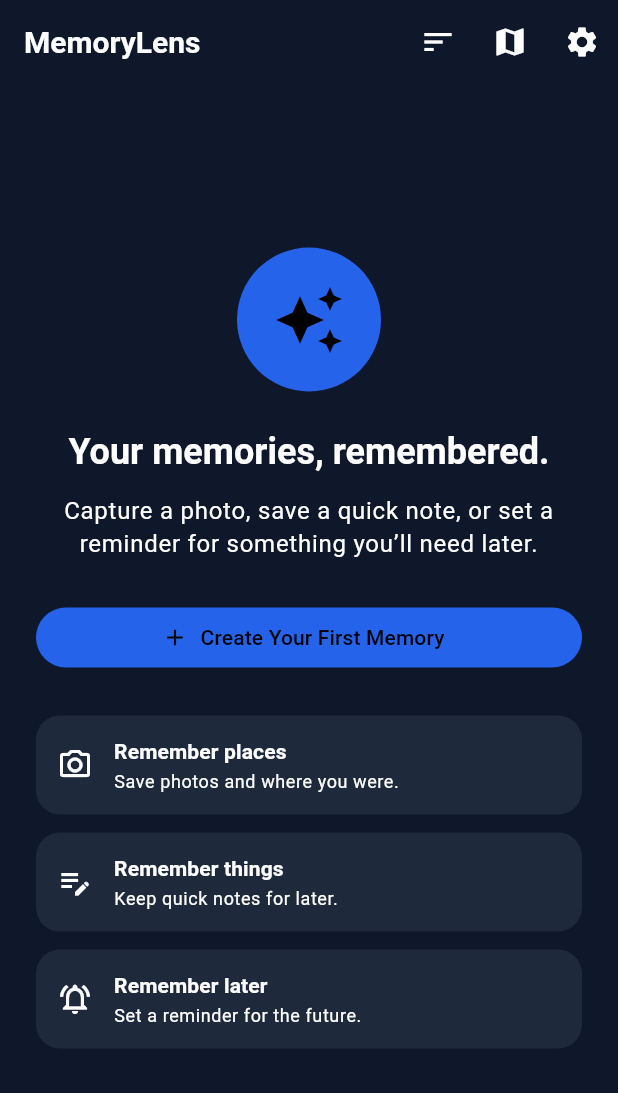
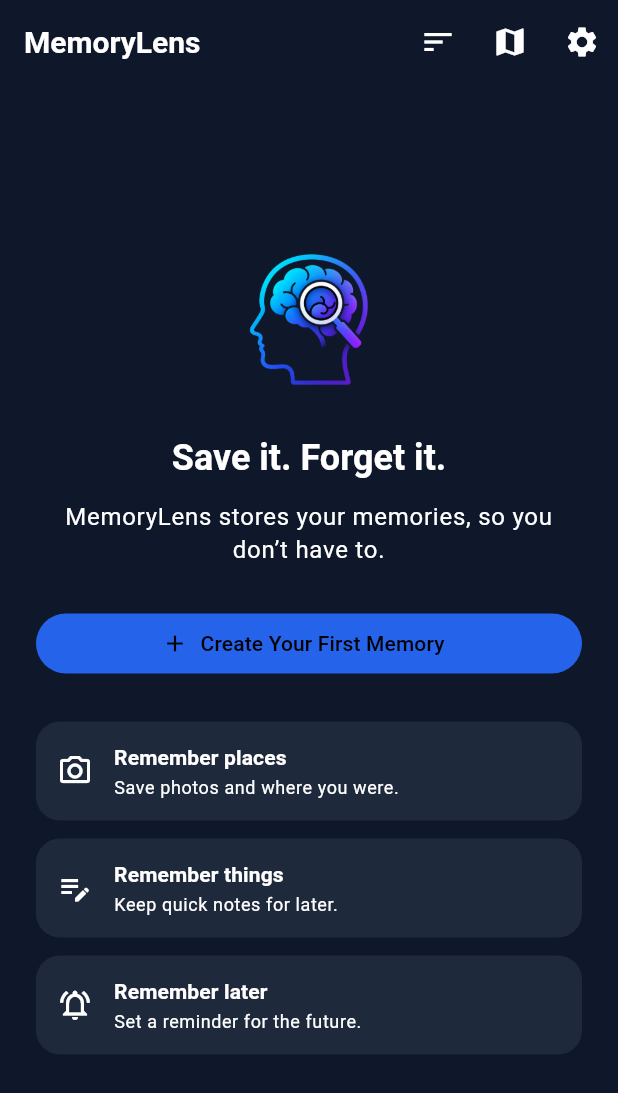
Before and after one commit to TGNman1975/memorylens-app, a Flutter app: the screen it shows after launch, on a phone screen of 412 x 824 dp. Shown: the top 1093 px of the screen. Run offline on Flutter 3.47's test engine with Material 3 defaults, Android fonts, the phone set to English and light mode, and no system bars; our stand-ins replace drift, flutter_local_notifications, flutter_map, flutter_timezone, geolocator, image_picker and 2 more; accounts and stored records are empty; generated files the repository leaves out were written again.

Commit message:
Lock MemoryLens V1 branding

```diff
--- a/lib/screens/home_screen.dart
+++ b/lib/screens/home_screen.dart
@@ -157,28 +157,28 @@ class _HomeScreenState extends State<HomeScreen> {
         child: Column(
           mainAxisAlignment: MainAxisAlignment.center,
           children: [
-            Container(
-              width: 96,
-              height: 96,
-              decoration: BoxDecoration(
-                color: Theme.of(context)
-                    .colorScheme
-                    .primaryContainer,
-                shape: BoxShape.circle,
-              ),
-              child: Icon(
-                Icons.auto_awesome,
-                size: 48,
-                color: Theme.of(context)
-                    .colorScheme
-                    .onPrimaryContainer,
+            SizedBox(
+              width: 104,
+              height: 104,
+              child: Image.asset(
+                'assets/images/memorylens_logo.png',
+                fit: BoxFit.contain,
+                errorBuilder: (context, error, stackTrace) {
+                  return Icon(
+                    Icons.search,
+                    size: 48,
+                    color: Theme.of(context)
+                        .colorScheme
+                        .primary,
+                  );
+                },
               ),
             ),
 
             const SizedBox(height: 24),
 
             Text(
-              'Your memories, remembered.',
+              'Save it. Forget it.',
               textAlign: TextAlign.center,
               style: Theme.of(context)
                   .textTheme
@@ -191,9 +191,8 @@ class _HomeScreenState extends State<HomeScreen> {
             const SizedBox(height: 12),
 
             Text(
-              'Capture a photo, save a quick note, '
-              'or set a reminder for something '
-              'you’ll need later.',
+              'MemoryLens stores your memories, '
+              'so you don’t have to.',
               textAlign: TextAlign.center,
               style: Theme.of(context)
                   .textTheme
--- a/pubspec.yaml
+++ b/pubspec.yaml
@@ -41,3 +41,6 @@ dev_dependencies:
 
 flutter:
   uses-material-design: true
+
+  assets:
+    - assets/images/memorylens_logo.png
```
Also changed, not shown: assets/images/memorylens_logo.png (added), 16 other files.
